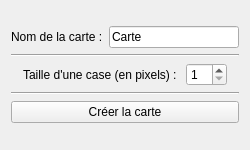
Qt form src/Canvas/MapCreationWidget.ui (Nepta/nixjdr) before a commit.
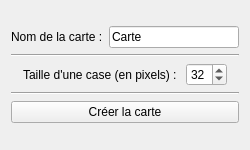
The same form after that commit.

What changed in the file:
```diff
--- a/src/Canvas/MapCreationWidget.ui
+++ b/src/Canvas/MapCreationWidget.ui
@@ -96,6 +96,9 @@
          <property name="minimum">
           <number>1</number>
          </property>
+         <property name="value">
+          <number>32</number>
+         </property>
         </widget>
        </item>
        <item>
```
